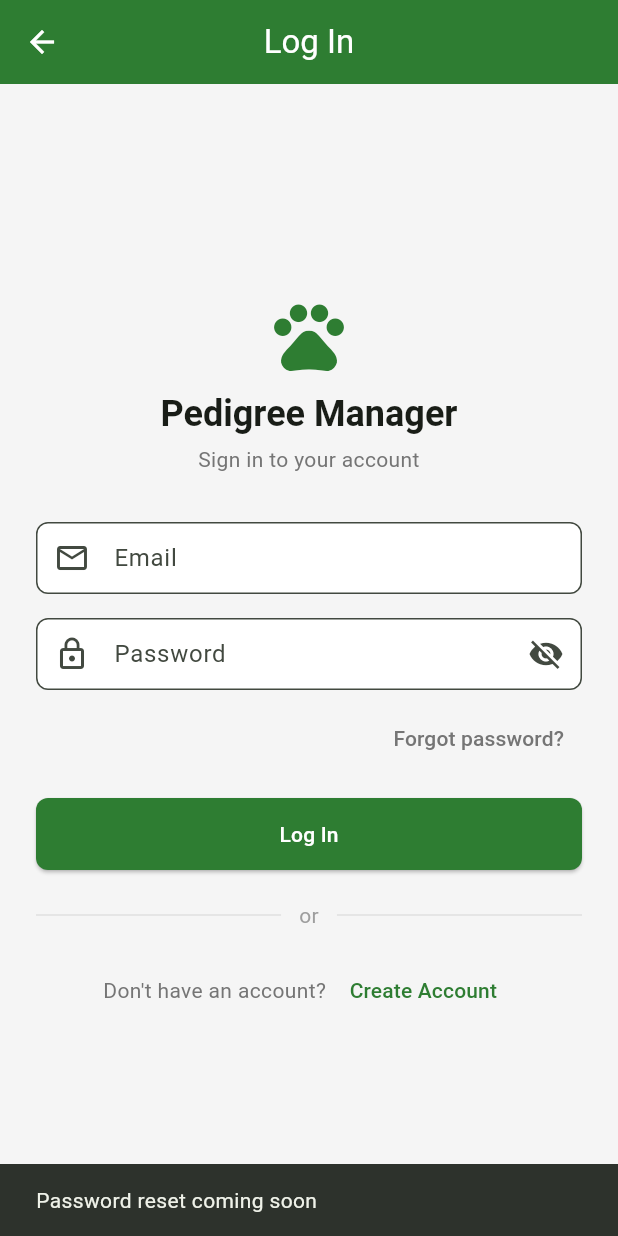
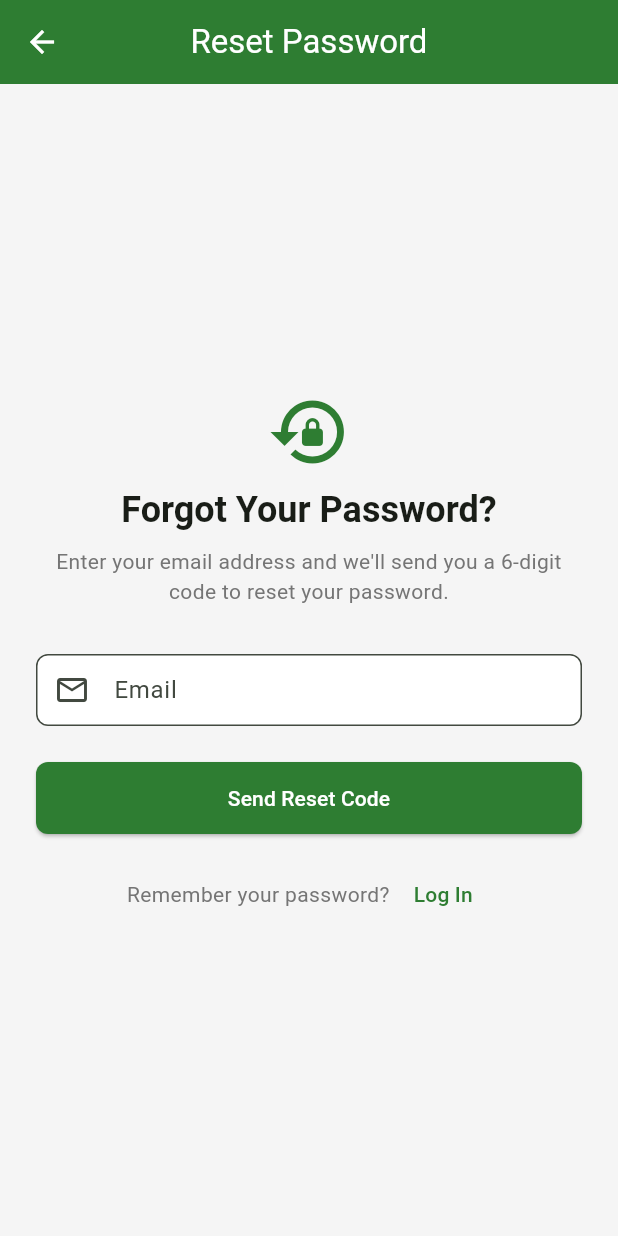
Before and after one commit to Comm4nd0/Animal-Management-System, a Flutter app: the screen it shows after launch, after a tap on "Forgot password?", on a phone screen of 412 x 824 dp. Run offline on Flutter 3.47's test engine with Material 3 defaults, Android fonts, the phone set to English and light mode, and no system bars; our stand-ins replace csv, file_picker, fl_chart, flutter_local_notifications, image_picker, pdf and 3 more; missing offline and left inert: dart:html, excel; accounts and stored records are empty.

Commit message:
Add password reset via email OTP and change-password for logged-in users
Backend: PasswordResetToken model with 6-digit OTP codes (15-min expiry,
single-use), request-password-reset and confirm-password-reset API
endpoints, change-password endpoint for authenticated users, email
configuration with console backend default.

Frontend: ForgotPasswordScreen (email entry), ResetPasswordScreen (code +
new password entry), API service methods, routes, and wired-up forgot
password button on login screen.

https://claude.ai/code/session_019UkMt4ambNdrPKfZncYqui

```diff
--- a/lib/main.dart
+++ b/lib/main.dart
@@ -5,7 +5,9 @@ import 'models/models.dart';
 import 'services/animal_provider.dart';
 import 'utils/app_theme.dart';
 import 'screens/auth/landing_screen.dart';
+import 'screens/auth/forgot_password_screen.dart';
 import 'screens/auth/login_screen.dart';
+import 'screens/auth/reset_password_screen.dart';
 import 'screens/home/home_screen.dart';
 import 'screens/animals/animal_list_screen.dart';
 import 'screens/animals/animal_detail_screen.dart';
@@ -79,6 +81,15 @@ class PedigreeManagerApp extends StatelessWidget {
       case '/register':
         return MaterialPageRoute(
           builder: (_) => const RegistrationScreen(),
+        );
+      case '/forgot-password':
+        return MaterialPageRoute(
+          builder: (_) => const ForgotPasswordScreen(),
+        );
+      case '/reset-password':
+        return MaterialPageRoute(
+          settings: settings,
+          builder: (_) => const ResetPasswordScreen(),
         );
 
       // ─── Authenticated routes (dashboard) ─────────────────────
--- /dev/null
+++ b/lib/screens/auth/forgot_password_screen.dart
@@ -0,0 +1,179 @@
+import 'package:flutter/foundation.dart' show kIsWeb;
+import 'package:flutter/material.dart';
+import '../../services/api_service.dart';
+import '../../utils/app_theme.dart';
+
+/// Screen where users enter their email to request a password reset code.
+class ForgotPasswordScreen extends StatefulWidget {
+  const ForgotPasswordScreen({super.key});
+
+  @override
+  State<ForgotPasswordScreen> createState() => _ForgotPasswordScreenState();
+}
+
+class _ForgotPasswordScreenState extends State<ForgotPasswordScreen> {
+  final _formKey = GlobalKey<FormState>();
+  final _emailController = TextEditingController();
+  bool _isLoading = false;
+
+  @override
+  void dispose() {
+    _emailController.dispose();
+    super.dispose();
+  }
+
+  @override
+  Widget build(BuildContext context) {
+    final isWide = MediaQuery.of(context).size.width > 600;
+
+    return Scaffold(
+      backgroundColor: kIsWeb ? Colors.grey.shade100 : null,
+      appBar: AppBar(
+        title: const Text('Reset Password'),
+      ),
+      body: Center(
+        child: SingleChildScrollView(
+          child: Container(
+            width: isWide ? 440 : double.infinity,
+            margin: EdgeInsets.symmetric(
+              horizontal: isWide ? 0 : 24,
+              vertical: 24,
+            ),
+            child: kIsWeb
+                ? Card(
+                    elevation: 4,
+                    shape: RoundedRectangleBorder(
+                      borderRadius: BorderRadius.circular(16),
+                    ),
+                    child: Padding(
+                      padding: const EdgeInsets.all(32),
+                      child: _buildForm(context),
+                    ),
+                  )
+                : _buildForm(context),
+          ),
+        ),
+      ),
+    );
+  }
+
+  Widget _buildForm(BuildContext context) {
+    return Form(
+      key: _formKey,
+      child: Column(
+        mainAxisSize: MainAxisSize.min,
+        crossAxisAlignment: CrossAxisAlignment.stretch,
+        children: [
+          const Icon(Icons.lock_reset, size: 56, color: AppTheme.primaryColor),
+          const SizedBox(height: 8),
+          Text(
+            'Forgot Your Password?',
+            textAlign: TextAlign.center,
+            style: Theme.of(context).textTheme.headlineSmall?.copyWith(
+                  fontWeight: FontWeight.bold,
+                ),
+          ),
+          const SizedBox(height: 8),
+          Text(
+            'Enter your email address and we\'ll send you a 6-digit code '
+            'to reset your password.',
+            textAlign: TextAlign.center,
+            style: Theme.of(context).textTheme.bodyMedium?.copyWith(
+                  color: Colors.grey.shade600,
+                ),
+          ),
+          const SizedBox(height: 32),
+
+          TextFormField(
+            controller: _emailController,
+            decoration: const InputDecoration(
+              labelText: 'Email',
+              prefixIcon: Icon(Icons.email_outlined),
+            ),
+            keyboardType: TextInputType.emailAddress,
+            textInputAction: TextInputAction.done,
+            onFieldSubmitted: (_) => _requestReset(),
+            validator: (v) {
+              if (v == null || v.isEmpty) return 'Email is required';
+              if (!v.contains('@')) return 'Enter a valid email';
+              return null;
+            },
+          ),
+          const SizedBox(height: 24),
+
+          SizedBox(
+            height: 48,
+            child: ElevatedButton(
+              onPressed: _isLoading ? null : _requestReset,
+              child: _isLoading
+                  ? const SizedBox(
+                      width: 20,
+                      height: 20,
+                      child: CircularProgressIndicator(
+                        strokeWidth: 2,
+                        color: Colors.white,
+                      ),
+                    )
+                  : const Text('Send Reset Code'),
+            ),
+          ),
+          const SizedBox(height: 16),
+
+          Row(
+            mainAxisAlignment: MainAxisAlignment.center,
+            children: [
+              Text(
+                'Remember your password? ',
+                style: TextStyle(color: Colors.grey.shade600),
+              ),
+              TextButton(
+                onPressed: () => Navigator.pop(context),
+                child: const Text('Log In'),
+              ),
+            ],
+          ),
+        ],
+      ),
+    );
+  }
+
+  void _requestReset() async {
+    if (!_formKey.currentState!.validate()) return;
+
+    setState(() => _isLoading = true);
+
+    try {
+      final api = ApiService();
+      await api.requestPasswordReset(_emailController.text.trim());
+
+      if (!mounted) return;
+
+      // Navigate to the code entry screen, passing the email
+      Navigator.pushReplacementNamed(
+        context,
+        '/reset-password',
+        arguments: _emailController.text.trim(),
+      );
+
+      ScaffoldMessenger.of(context).showSnackBar(
+        const SnackBar(
+          content: Text('If an account exists with that email, a reset code has been sent.'),
+        ),
+      );
+    } on ApiException catch (e) {
+      if (!mounted) return;
+      ScaffoldMessenger.of(context).showSnackBar(
+        SnackBar(content: Text('Error: ${e.message}')),
+      );
+    } catch (e) {
+      if (!mounted) return;
+      ScaffoldMessenger.of(context).showSnackBar(
+        const SnackBar(
+          content: Text('Could not connect to server. Please try again.'),
+        ),
+      );
+    } finally {
+      if (mounted) setState(() => _isLoading = false);
+    }
+  }
+}
--- a/lib/screens/auth/login_screen.dart
+++ b/lib/screens/auth/login_screen.dart
@@ -139,11 +139,7 @@ class _LoginScreenState extends State<LoginScreen> {
             alignment: Alignment.centerRight,
             child: TextButton(
               onPressed: () {
-                ScaffoldMessenger.of(context).showSnackBar(
-                  const SnackBar(
-                    content: Text('Password reset coming soon'),
-                  ),
-                );
+                Navigator.pushNamed(context, '/forgot-password');
               },
               child: Text(
                 'Forgot password?',
--- a/lib/services/api_service.dart
+++ b/lib/services/api_service.dart
@@ -138,6 +138,39 @@ class ApiService {
     final data = await _post('/accounts/login/', {
       'username': email,
       'password': password,
+    });
+    return Map<String, dynamic>.from(data);
+  }
+
+  // ─── Password Reset ─────────────────────────────────────────
+
+  Future<Map<String, dynamic>> requestPasswordReset(String email) async {
+    final data = await _post('/accounts/request-password-reset/', {
+      'email': email,
+    });
+    return Map<String, dynamic>.from(data);
+  }
+
+  Future<Map<String, dynamic>> confirmPasswordReset(
+    String email,
+    String code,
+    String newPassword,
+  ) async {
+    final data = await _post('/accounts/confirm-password-reset/', {
+      'email': email,
+      'code': code,
+      'new_password': newPassword,
+    });
+    return Map<String, dynamic>.from(data);
+  }
+
+  Future<Map<String, dynamic>> changePassword(
+    String currentPassword,
+    String newPassword,
+  ) async {
+    final data = await _post('/accounts/change-password/', {
+      'current_password': currentPassword,
+      'new_password': newPassword,
     });
     return Map<String, dynamic>.from(data);
   }
```
Also changed, not shown: lib/screens/auth/reset_password_screen.dart (added, +283 -0 lines), 5 other files.
